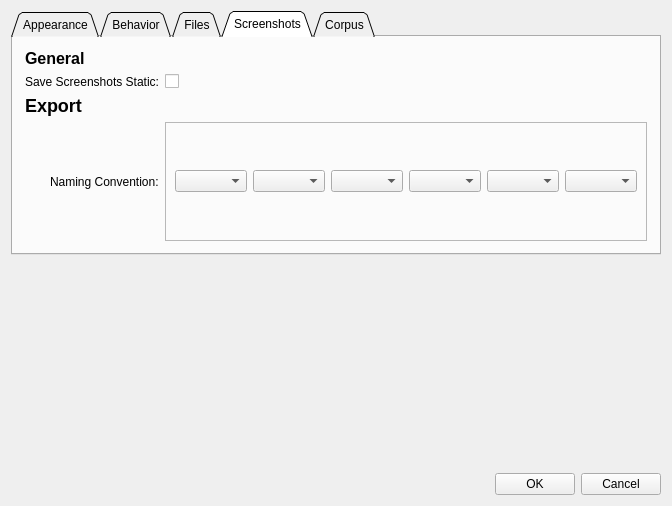
Qt form qt_ui/DialogPreferences.ui (FilmColors/VIAN) before a commit.
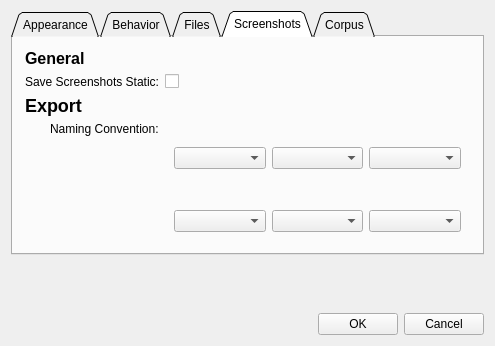
The same form after that commit. The open tabs and pages were chosen to show the change.

Diff of the .ui file:
```diff
--- a/qt_ui/DialogPreferences.ui
+++ b/qt_ui/DialogPreferences.ui
@@ -6,8 +6,8 @@
    <rect>
     <x>0</x>
     <y>0</y>
-    <width>638</width>
-    <height>506</height>
+    <width>495</width>
+    <height>346</height>
    </rect>
   </property>
   <property name="windowTitle">
@@ -29,7 +29,7 @@
       <enum>QTabWidget::Triangular</enum>
      </property>
      <property name="currentIndex">
-      <number>2</number>
+      <number>3</number>
      </property>
      <property name="elideMode">
       <enum>Qt::ElideNone</enum>
@@ -319,6 +319,20 @@
          </property>
         </widget>
        </item>
+       <item row="1" column="0">
+        <widget class="QLabel" name="label_9">
+         <property name="text">
+          <string>Save Screenshots Static:</string>
+         </property>
+        </widget>
+       </item>
+       <item row="1" column="1">
+        <widget class="QCheckBox" name="checkBox_scrStaticSave">
+         <property name="text">
+          <string/>
+         </property>
+        </widget>
+       </item>
        <item row="3" column="0">
         <widget class="QLabel" name="label_6">
          <property name="text">
@@ -326,7 +340,7 @@
          </property>
         </widget>
        </item>
-       <item row="4" column="0">
+       <item row="5" column="0">
         <widget class="QLabel" name="label_8">
          <property name="sizePolicy">
           <sizepolicy hsizetype="Preferred" vsizetype="MinimumExpanding">
@@ -337,51 +351,96 @@
          <property name="text">
           <string>Naming Convention:</string>
          </property>
+         <property name="alignment">
+          <set>Qt::AlignLeading|Qt::AlignLeft|Qt::AlignTop</set>
+         </property>
         </widget>
        </item>
-       <item row="4" column="1">
-        <widget class="QFrame" name="frame_naming_convention">
-         <property name="frameShape">
-          <enum>QFrame::StyledPanel</enum>
-         </property>
-         <property name="frameShadow">
-          <enum>QFrame::Raised</enum>
-         </property>
+       <item row="5" column="1">
+        <layout class="QVBoxLayout" name="verticalLayout_5">
+         <item>
+          <widget class="QWidget" name="widget_naming_convention" native="true">
          <layout class="QHBoxLayout" name="horizontalLayout_2">
           <item>
-           <widget class="QComboBox" name="cB_Naming1"/>
+             <widget class="QComboBox" name="cB_Naming1">
+              <property name="sizePolicy">
+               <sizepolicy hsizetype="Expanding" vsizetype="Fixed">
+                <horstretch>0</horstretch>
+                <verstretch>0</verstretch>
+               </sizepolicy>
+              </property>
+             </widget>
           </item>
           <item>
-           <widget class="QComboBox" name="cB_Naming2"/>
+             <widget class="QComboBox" name="cB_Naming2">
+              <property name="sizePolicy">
+               <sizepolicy hsizetype="Expanding" vsizetype="Fixed">
+                <horstretch>0</horstretch>
+                <verstretch>0</verstretch>
+               </sizepolicy>
+              </property>
+             </widget>
           </item>
           <item>
-           <widget class="QComboBox" name="cB_Naming3"/>
-          </item>
-          <item>
-           <widget class="QComboBox" name="cB_Naming4"/>
+             <widget class="QComboBox" name="cB_Naming3">
+              <property name="sizePolicy">
+               <sizepolicy hsizetype="Expanding" vsizetype="Fixed">
+                <horstretch>0</horstretch>
+                <verstretch>0</verstretch>
+               </sizepolicy>
+              </property>
+             </widget>
+            </item>
+           </layout>
+          </widget>
           </item>
           <item>
-           <widget class="QComboBox" name="cB_Naming5"/>
-          </item>
+          <layout class="QHBoxLayout" name="horizontalLayout_6">
+           <property name="leftMargin">
+            <number>9</number>
+           </property>
+           <property name="topMargin">
+            <number>9</number>
+           </property>
+           <property name="rightMargin">
+            <number>9</number>
+           </property>
+           <property name="bottomMargin">
+            <number>9</number>
+           </property>
           <item>
-           <widget class="QComboBox" name="cB_Naming6"/>
-          </item>
-         </layout>
-        </widget>
-       </item>
-       <item row="1" column="0">
-        <widget class="QLabel" name="label_9">
-         <property name="text">
-          <string>Save Screenshots Static:</string>
+            <widget class="QComboBox" name="cB_Naming4">
+             <property name="sizePolicy">
+              <sizepolicy hsizetype="Expanding" vsizetype="Fixed">
+               <horstretch>0</horstretch>
+               <verstretch>0</verstretch>
+              </sizepolicy>
+             </property>
+            </widget>
+           </item>
+           <item>
+            <widget class="QComboBox" name="cB_Naming5">
+             <property name="sizePolicy">
+              <sizepolicy hsizetype="Expanding" vsizetype="Fixed">
+               <horstretch>0</horstretch>
+               <verstretch>0</verstretch>
+              </sizepolicy>
          </property>
         </widget>
        </item>
-       <item row="1" column="1">
-        <widget class="QCheckBox" name="checkBox_scrStaticSave">
-         <property name="text">
-          <string/>
-         </property>
-        </widget>
+           <item>
+            <widget class="QComboBox" name="cB_Naming6">
+             <property name="sizePolicy">
+              <sizepolicy hsizetype="Expanding" vsizetype="Fixed">
+               <horstretch>0</horstretch>
+               <verstretch>0</verstretch>
+              </sizepolicy>
+             </property>
+            </widget>
+           </item>
+          </layout>
+         </item>
+        </layout>
        </item>
       </layout>
      </widget>
```
Lines whose indentation alone changed are shown as unchanged.
